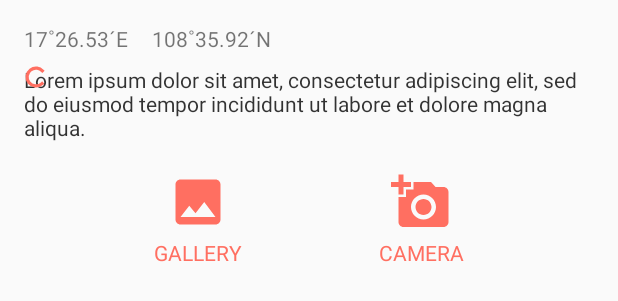
After one commit to offvanHooijdonk/training-photomap, an Android app: the layout dialog_add_photo.xml on its own in the app's theme, with its tools: preview values and no code run, on a phone screen of 412 x 824 dp. The commit adds this screen. Shown: the top 301 px of the screen. Run offline under Robolectric (Android 15) with nearby library versions, the phone set to English and light mode, and no system bars.

Commit message:
Adding BottomSheet instead of dialog for place info and Gallery/Camera buttons. Implementing retrieval of Place info by lat/long.

```diff
--- a/app/src/main/res/values/styles.xml
+++ b/app/src/main/res/values/styles.xml
@@ -6,6 +6,7 @@
         <item name="colorAccent">@color/colorAccent</item>
 
         <item name="android:windowBackground">@drawable/splash_back</item>
+        <item name="android:windowTranslucentNavigation">true</item>
     </style>
 
     <style name="LoginButton" parent="Widget.AppCompat.Button.Borderless.Colored">
--- a/core_ui/src/main/res/values/strings.xml
+++ b/core_ui/src/main/res/values/strings.xml
@@ -28,6 +28,11 @@
     <string name="no_data_provided">No data provided.</string>
     <string name="error_unknown">Unknown error occurred</string>
 
+    <string name="lat_north">N</string>
+    <string name="lat_south">S</string>
+    <string name="long_east">E</string>
+    <string name="long_west">W</string>
+
     <string-array name="months_full">
         <item>January</item>
         <item>February</item>
--- a/core_ui/src/main/res/values/styles.xml
+++ b/core_ui/src/main/res/values/styles.xml
@@ -5,11 +5,14 @@
         <item name="colorPrimary">@color/colorPrimary</item>
         <item name="colorPrimaryDark">@color/colorPrimaryDark</item>
         <item name="colorAccent">@color/colorAccent</item>
+        <item name="bottomSheetDialogTheme">@style/BottomSheetDialogTheme</item>
+        <!--<item name="android:windowTranslucentNavigation">true</item>-->
     </style>
 
     <style name="AppTheme.ActionBarCollapsible" parent="AppTheme">
         <item name="android:windowDrawsSystemBarBackgrounds">true</item>
         <item name="android:windowTranslucentStatus">true</item>
+        <!--<item name="android:windowTranslucentNavigation">true</item>-->
     </style>
 
     <style name="FABBasic">
@@ -24,6 +27,14 @@
     <style name="FABInverse" parent="FABBasic">
         <item name="backgroundTint">#ffffff</item>
         <item name="android:tint">@color/colorAccent</item>
+    </style>
+
+    <style name="BottomSheetDialogTheme" parent="Theme.Design.Light.BottomSheetDialog">
+        <item name="bottomSheetStyle">@style/BottomSheetStyle</item>
+    </style>
+
+    <style name="BottomSheetStyle" parent="Widget.Design.BottomSheet.Modal">
+        <item name="android:background">@drawable/bottom_sheet_rounded</item>
     </style>
 
     <style name="AppTheme.AppBarOverlay" parent="ThemeOverlay.AppCompat.Dark.ActionBar" />
--- a/storage_parse_api/src/main/java/by/off/photomap/storage/parse/di/StorageApi.kt
+++ b/storage_parse_api/src/main/java/by/off/photomap/storage/parse/di/StorageApi.kt
@@ -1,9 +1,11 @@
 package by.off.photomap.storage.parse.di
 
+import by.off.photomap.storage.parse.GeoPointService
 import by.off.photomap.storage.parse.PhotoService
 import by.off.photomap.storage.parse.UserService
 
 interface StorageApi {
     fun userService(): UserService
     fun photoService(): PhotoService
+    fun geoPointService(): GeoPointService
 }
--- a/storage_parse_impl/src/main/java/by/off/photomap/storage/parse/impl/di/StorageModule.kt
+++ b/storage_parse_impl/src/main/java/by/off/photomap/storage/parse/impl/di/StorageModule.kt
@@ -1,8 +1,10 @@
 package by.off.photomap.storage.parse.impl.di
 
 import by.off.photomap.core.utils.di.scopes.PerFeature
+import by.off.photomap.storage.parse.GeoPointService
 import by.off.photomap.storage.parse.PhotoService
 import by.off.photomap.storage.parse.UserService
+import by.off.photomap.storage.parse.impl.GeoPointServiceImpl
 import by.off.photomap.storage.parse.impl.image.ImageService
 import by.off.photomap.storage.parse.impl.PhotoServiceImpl
 import by.off.photomap.storage.parse.impl.UserServiceImpl
@@ -19,4 +21,7 @@ abstract class StorageModule {
 
     @Binds
     abstract fun providePhotoService(photoServiceImpl: PhotoServiceImpl): PhotoService
+
+    @Binds
+    abstract fun provideGeoPointService(geoPointServiceImpl: GeoPointServiceImpl): GeoPointService
 }
--- a/view_main/src/main/java/by/off/photomap/di/PhotoScreenComponent.kt
+++ b/view_main/src/main/java/by/off/photomap/di/PhotoScreenComponent.kt
@@ -6,6 +6,7 @@ import by.off.photomap.presentation.ui.MainActivity
 import by.off.photomap.presentation.ui.map.MapFragment
 import by.off.photomap.presentation.ui.photo.PhotoViewEditActivity
 import by.off.photomap.presentation.ui.timeline.TimelineFragment
+import by.off.photomap.storage.parse.GeoPointService
 import by.off.photomap.storage.parse.PhotoService
 import dagger.Component
 
@@ -31,6 +32,7 @@ interface PhotoScreenComponent {
 
     interface Dependencies {
         fun photoService(): PhotoService
+        fun geoPointService(): GeoPointService
     }
 
     interface DependenciesProvider {
--- /dev/null
+++ b/view_main/src/main/res/drawable/bottom_sheet_rounded.xml
@@ -0,0 +1,9 @@
+<?xml version="1.0" encoding="utf-8"?>
+<shape xmlns:android="http://schemas.android.com/apk/res/android"
+    android:shape="rectangle">
+    <solid android:color="@android:color/white" />
+    <corners
+        android:topLeftRadius="@dimen/bottom_sheet_corner"
+        android:topRightRadius="@dimen/bottom_sheet_corner" />
+
+</shape>
--- /dev/null
+++ b/view_main/src/main/res/drawable/ic_from_camera.xml
@@ -0,0 +1,10 @@
+<vector xmlns:android="http://schemas.android.com/apk/res/android"
+    android:width="@dimen/add_photo_btn_image"
+    android:height="@dimen/add_photo_btn_image"
+    android:tint="@color/colorAccent"
+    android:viewportWidth="24.0"
+    android:viewportHeight="24.0">
+    <path
+        android:fillColor="#FF000000"
+        android:pathData="M3,4L3,1h2v3h3v2L5,6v3L3,9L3,6L0,6L0,4h3zM6,10L6,7h3L9,4h7l1.83,2L21,6c1.1,0 2,0.9 2,2v12c0,1.1 -0.9,2 -2,2L5,22c-1.1,0 -2,-0.9 -2,-2L3,10h3zM13,19c2.76,0 5,-2.24 5,-5s-2.24,-5 -5,-5 -5,2.24 -5,5 2.24,5 5,5zM9.8,14c0,1.77 1.43,3.2 3.2,3.2s3.2,-1.43 3.2,-3.2 -1.43,-3.2 -3.2,-3.2 -3.2,1.43 -3.2,3.2z" />
+</vector>
--- /dev/null
+++ b/view_main/src/main/res/drawable/ic_from_gallery.xml
@@ -0,0 +1,10 @@
+<vector xmlns:android="http://schemas.android.com/apk/res/android"
+    android:width="@dimen/add_photo_btn_image"
+    android:height="@dimen/add_photo_btn_image"
+    android:tint="@color/colorAccent"
+    android:viewportWidth="24.0"
+    android:viewportHeight="24.0">
+    <path
+        android:fillColor="#FF000000"
+        android:pathData="M21,19V5c0,-1.1 -0.9,-2 -2,-2H5c-1.1,0 -2,0.9 -2,2v14c0,1.1 0.9,2 2,2h14c1.1,0 2,-0.9 2,-2zM8.5,13.5l2.5,3.01L14.5,12l4.5,6H5l3.5,-4.5z" />
+</vector>
--- /dev/null
+++ b/view_main/src/main/res/layout/dialog_add_photo.xml
@@ -0,0 +1,82 @@
+<?xml version="1.0" encoding="utf-8"?>
+<android.support.constraint.ConstraintLayout xmlns:android="http://schemas.android.com/apk/res/android"
+    xmlns:app="http://schemas.android.com/apk/res-auto"
+    xmlns:tools="http://schemas.android.com/tools"
+    android:layout_width="match_parent"
+    android:layout_height="wrap_content"
+    android:paddingStart="@dimen/activity_margin_horizontal"
+    android:paddingTop="@dimen/activity_margin_vertical"
+    android:paddingEnd="@dimen/activity_margin_horizontal"
+    android:paddingBottom="32dp">
+
+    <TextView
+        android:id="@+id/txtLat"
+        android:layout_width="wrap_content"
+        android:layout_height="wrap_content"
+        app:layout_constraintStart_toStartOf="parent"
+        app:layout_constraintTop_toTopOf="parent"
+        tools:text="@string/fish_lat" />
+
+    <TextView
+        android:id="@+id/txtLong"
+        android:layout_width="wrap_content"
+        android:layout_height="wrap_content"
+        android:layout_marginStart="@dimen/activity_margin_horizontal"
+        app:layout_constraintStart_toEndOf="@id/txtLat"
+        app:layout_constraintTop_toTopOf="@id/txtLat"
+        tools:text="@string/fish_long" />
+
+    <TextView
+        android:id="@+id/txtPlaceInfo"
+        android:layout_width="wrap_content"
+        android:layout_height="wrap_content"
+        android:layout_marginTop="8dp"
+        android:textColor="@color/item_primary_text"
+        app:layout_constraintStart_toStartOf="parent"
+        app:layout_constraintTop_toBottomOf="@id/txtLat"
+        tools:text="@string/fish_text" />
+
+    <ProgressBar
+        android:id="@+id/progressPlaceLoad"
+        style="?android:attr/progressBarStyleSmall"
+        android:layout_width="wrap_content"
+        android:layout_height="wrap_content"
+        android:indeterminateTint="@color/colorAccent"
+        android:visibility="gone"
+        app:layout_constraintStart_toStartOf="parent"
+        app:layout_constraintTop_toTopOf="@id/txtPlaceInfo"
+        tools:visibility="visible" />
+
+    <TextView
+        android:id="@+id/txtFromGallery"
+        android:layout_width="wrap_content"
+        android:layout_height="wrap_content"
+        android:layout_marginTop="@dimen/activity_margin_vertical"
+        android:background="?selectableItemBackgroundBorderless"
+        android:drawableTop="@drawable/ic_from_gallery"
+        android:drawablePadding="4dp"
+        android:padding="4dp"
+        android:text="@string/btn_from_gallery"
+        android:textAllCaps="true"
+        android:layout_marginBottom="16dp"
+        android:textColor="@color/colorAccent"
+        app:layout_constraintEnd_toStartOf="@id/txtFromCamera"
+        app:layout_constraintStart_toStartOf="parent"
+        app:layout_constraintTop_toBottomOf="@id/txtPlaceInfo" />
+
+    <TextView
+        android:id="@+id/txtFromCamera"
+        android:layout_width="wrap_content"
+        android:layout_height="wrap_content"
+        android:background="?selectableItemBackgroundBorderless"
+        android:drawableTop="@drawable/ic_from_camera"
+        android:drawablePadding="4dp"
+        android:padding="4dp"
+        android:text="@string/btn_from_camera"
+        android:textAllCaps="true"
+        android:textColor="@color/colorAccent"
+        app:layout_constraintEnd_toEndOf="parent"
+        app:layout_constraintStart_toEndOf="@id/txtFromGallery"
+        app:layout_constraintTop_toTopOf="@id/txtFromGallery" />
+
+</android.support.constraint.ConstraintLayout>
--- a/view_main/src/main/res/layout/screen_map.xml
+++ b/view_main/src/main/res/layout/screen_map.xml
@@ -1,6 +1,7 @@
 <?xml version="1.0" encoding="utf-8"?>
 
 <android.support.design.widget.CoordinatorLayout xmlns:android="http://schemas.android.com/apk/res/android"
+    android:id="@+id/coordinatorLayout"
     android:layout_width="match_parent"
     android:layout_height="match_parent"
     android:background="#664cb5a6">
--- a/view_main/src/main/res/values/dimens.xml
+++ b/view_main/src/main/res/values/dimens.xml
@@ -6,4 +6,6 @@
     <dimen name="marker_popup_padding">8dp</dimen>
     <dimen name="marker_popup_text_width">180dp</dimen>
     <dimen name="marker_thumb_max">100dp</dimen>
+    <dimen name="add_photo_btn_image">40dp</dimen>
+    <dimen name="bottom_sheet_corner">8dp</dimen>
 </resources>
--- a/view_main/src/main/res/values/strings.xml
+++ b/view_main/src/main/res/values/strings.xml
@@ -11,4 +11,8 @@
     </string-array>
     <string name="photo_save">Save</string>
     <string name="dialog_progress_processing">Processing…</string>
+    <string name="fish_lat">17˚26.53´E</string>
+    <string name="fish_long">108˚35.92´N</string>
+    <string name="btn_from_gallery">Gallery</string>
+    <string name="btn_from_camera">Camera</string>
 </resources>
```
Also changed, not shown: core_ui/src/main/java/by/off/photomap/core/ui/helpers.kt (+49 -0 lines), storage_parse_api/src/main/java/by/off/photomap/storage/parse/GeoPointService.kt (added, +8 -0 lines), storage_parse_impl/src/main/java/by/off/photomap/storage/parse/impl/GeoPointServiceImpl.kt (added, +45 -0 lines), view_main/src/main/java/by/off/photomap/presentation/ui/map/AddPhotoBottomSheet.kt (added, +81 -0 lines), view_main/src/main/java/by/off/photomap/presentation/ui/map/MapFragment.kt (+36 -11 lines), view_main/src/main/java/by/off/photomap/presentation/ui/map/MapViewModel.kt (+13 -1 lines), 2 other files.
